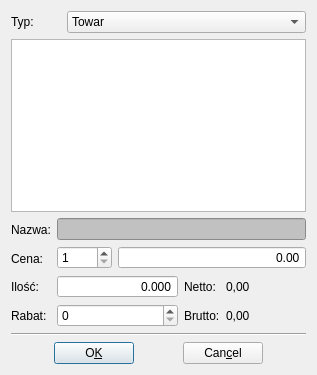
Old version of the form TowaryLista.ui in the repository juliagoda/qfaktury.
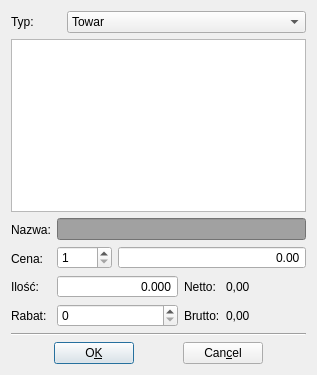
New version of the form.

Diff of the .ui file:
```diff
--- a/TowaryLista.ui
+++ b/TowaryLista.ui
@@ -107,10 +107,10 @@
           <enum>Qt::NoFocus</enum>
          </property>
          <property name="styleSheet" >
-          <string notr="true" >background: rgb(193, 193, 193)</string>
+          <string notr="true" >background: #A1A1A1</string>
          </property>
          <property name="readOnly" >
-          <bool>true</bool>
+          <bool>false</bool>
          </property>
         </widget>
        </item>
```
Left out of the diff: 2 changed lines with no effect on the pictures.
